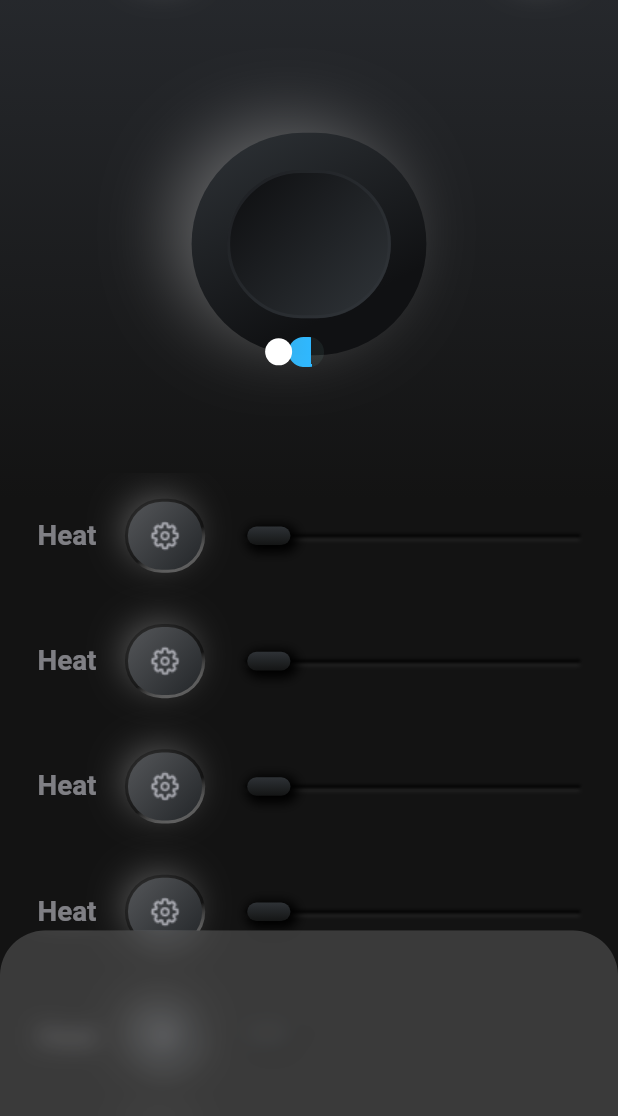
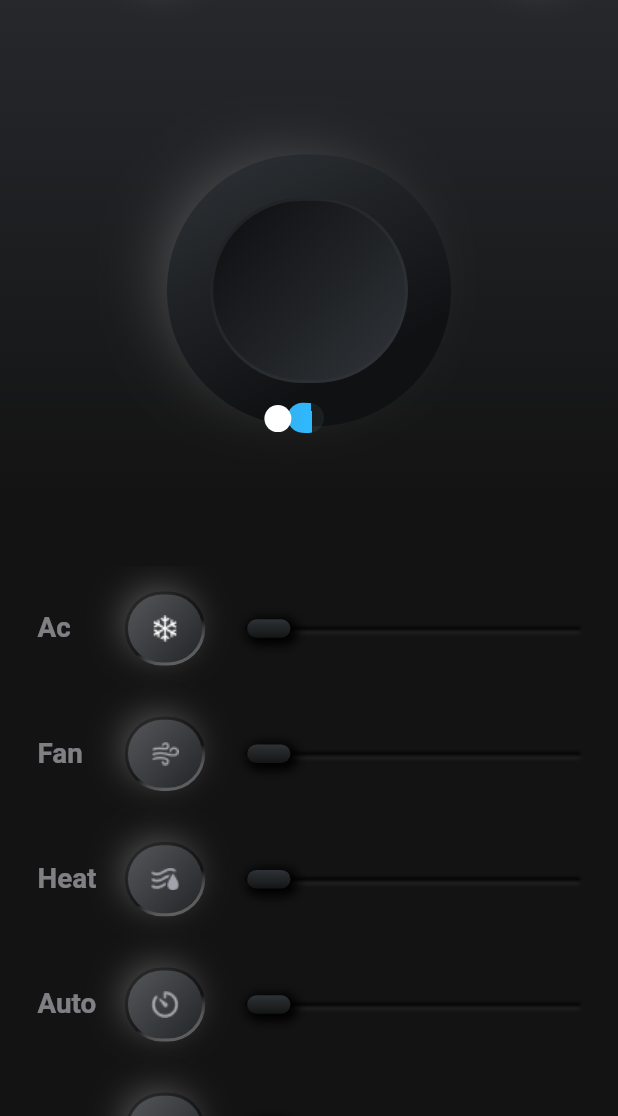
Before and after one commit to ihardk/tesla_demo, a Flutter app: the ClimateScreen screen opened directly, on a phone screen of 412 x 824 dp, the part 120-1236 px from its top. Run offline on Flutter 3.47's test engine with Material 2 defaults, Android fonts, the phone set to English and light mode, and no system bars; our stand-ins replace gap.

Commit message:
save rahul

```diff
--- a/lib/constants/images.dart
+++ b/lib/constants/images.dart
@@ -6,6 +6,7 @@ const String unlock1 = "assets/images/unlock.png";
 const String battery = "assets/images/battery.png";
 const String homecar = "assets/images/image_35.png";
 const String rightarrow = "assets/images/rightarrow.png";
+const String leftarrow = "assets/images/leftarrow.png";
 
 const String menulock = "assets/images/Lock.png";
 // const String charge = "assets/images/Charge.png";
@@ -24,4 +25,9 @@ const String location = "assets/images/location.png";
 const String climate3 = "assets/images/climate3.png";
 const String plus = "assets/images/plus.png";
 const String onoff = "assets/images/onoff.png";
-const String vent = "assets/images/vents.png";
+const String vent = "assets/images/vent.png";
+
+const String ac = "assets/images/ac.png";
+const String fan = "assets/images/fan.png";
+const String heat = "assets/images/heat.png";
+const String auto = "assets/images/auto.png";
--- a/lib/screens/climate_screen.dart
+++ b/lib/screens/climate_screen.dart
@@ -9,9 +9,25 @@ import '../constants/size_config.dart';
 import '../widgets/round_icon_button.dart';
 import '../widgets/round_progress.dart';
 
-class ClimateScreen extends StatelessWidget {
+class ClimateScreen extends StatefulWidget {
   const ClimateScreen({super.key});
 
+  @override
+  State<ClimateScreen> createState() => _ClimateScreenState();
+}
+
+class _ClimateScreenState extends State<ClimateScreen> {
+  bool bottomModal = false;
+  int? selectdItem;
+  final List menuList = [
+    {"id": 0, "title": "Ac", "icon": ac},
+    {"id": 1, "title": "Fan", "icon": fan},
+    {"id": 2, "title": "Heat", "icon": heat},
+    {"id": 3, "title": "Auto", "icon": auto},
+    {"id": 4, "title": "Auto", "icon": auto},
+    {"id": 5, "title": "Auto", "icon": auto},
+    {"id": 6, "title": "Auto", "icon": auto},
+  ];
   @override
   Widget build(BuildContext context) {
     SizeConfig.init(context);
@@ -62,23 +78,34 @@ class ClimateScreen extends StatelessWidget {
               crossAxisAlignment: CrossAxisAlignment.center,
               children: [
                 const Gap(150),
-                const RoundedProgress(icon: setting),
+                RoundedProgress(
+                  btnActive: bottomModal,
+                  count: selectdItem,
+                ),
                 const Gap(60),
                 Expanded(
                     child: SingleChildScrollView(
                   child: Column(
-                    children: List.generate(
-                      10,
-                      (index) => const SliderUnit(title: "Heat", icon: setting),
-                    ),
-                  ),
+                      children: List.generate(menuList.length, (index) {
+                    return SliderUnit(
+                      title: menuList[index]['title'],
+                      icon: menuList[index]['icon'],
+                      btnActive:
+                          (selectdItem == index && bottomModal) ? true : false,
+                      onActiveBtn: () {
+                        if (menuList[index]['id'] == index) {
+                          setState(() {
+                            selectdItem = index;
+                            bottomModal = true;
+                          });
+                        }
+                      },
+                    );
+                  })),
                 ))
-                // SliderUnit(title: "Ac", icon: setting),
-                // SliderUnit(title: "Fan", icon: setting),
-                // SliderUnit(title: "Heat", icon: setting),
-                // SliderUnit(title: "Auto", icon: setting),
               ],
             ),
+            if (bottomModal)
               Positioned(
                 bottom: 0,
                 left: 0,
@@ -88,12 +115,78 @@ class ClimateScreen extends StatelessWidget {
                   children: [
                     const BlurryEffect(0.5, 7, Color(0x30000000)),
                     Container(
+                      padding: EdgeInsets.symmetric(
+                          vertical: SizeConfig.safeBlockVertical * 3,
+                          horizontal: SizeConfig.safeBlockHorizontal * 8),
                       decoration: BoxDecoration(
                         color: Colors.white.withOpacity(0.2),
                         borderRadius: const BorderRadius.only(
                           topLeft: Radius.circular(30),
                           topRight: Radius.circular(30),
                         ),
+                      ),
+                      child: Column(
+                        mainAxisAlignment: MainAxisAlignment.spaceBetween,
+                        children: [
+                          Row(
+                            mainAxisAlignment: MainAxisAlignment.spaceBetween,
+                            crossAxisAlignment: CrossAxisAlignment.center,
+                            children: [
+                              InkWell(
+                                onTap: () {
+                                  setState(() {
+                                    bottomModal = false;
+                                  });
+                                },
+                                child: Image.asset(onoff),
+                              ),
+                              const Gap(10),
+                              InkWell(
+                                child: Image.asset(
+                                  leftarrow,
+                                  color: Colors.white,
+                                ),
+                              ),
+                              Text(
+                                "20°",
+                                style: TextStyle(
+                                    fontSize:
+                                        SizeConfig.safeBlockHorizontal * 7,
+                                    color: Colors.white,
+                                    fontWeight: FontWeight.bold),
+                              ),
+                              InkWell(
+                                child: Image.asset(
+                                  rightarrow,
+                                  color: Colors.white,
+                                ),
+                              ),
+                              const Gap(10),
+                              InkWell(
+                                child: Image.asset(vent),
+                              )
+                            ],
+                          ),
+                          Row(
+                            mainAxisAlignment: MainAxisAlignment.spaceBetween,
+                            children: [
+                              Text(
+                                "On",
+                                style: TextStyle(
+                                  fontSize: SizeConfig.safeBlockHorizontal * 4,
+                                  color: Colors.white,
+                                ),
+                              ),
+                              Text(
+                                "Vent",
+                                style: TextStyle(
+                                  fontSize: SizeConfig.safeBlockHorizontal * 4,
+                                  color: Colors.white,
+                                ),
+                              ),
+                            ],
+                          )
+                        ],
                       ),
                     ),
                   ],
@@ -135,10 +228,14 @@ class BlurryEffect extends StatelessWidget {
 class SliderUnit extends StatefulWidget {
   final String title;
   final String icon;
+  final Function()? onActiveBtn;
+  final bool? btnActive;
   const SliderUnit({
     super.key,
     required this.title,
     required this.icon,
+    this.onActiveBtn,
+    this.btnActive,
   });
 
   @override
@@ -171,7 +268,11 @@ class _SliderUnitState extends State<SliderUnit> {
                   ),
                 ),
                 const Gap(15),
-                RoundedIconButton(icon: widget.icon),
+                RoundedIconButton(
+                  icon: widget.icon,
+                  onTap: widget.onActiveBtn,
+                  btnActive: widget.btnActive,
+                ),
                 const Gap(25),
                 Expanded(
                     child: Container(
@@ -206,12 +307,6 @@ class _SliderUnitState extends State<SliderUnit> {
             decoration: BoxDecoration(
               // color: Colors.red,
               boxShadow: const [
-                // BoxShadow(
-                //   color: Colors.white30,
-                //   blurRadius: 1.5,
-                //   spreadRadius: -0.5,
-                //   offset: Offset(0, 2),
-                // ),
                 BoxShadow(
                   color: Colors.black,
                   blurRadius: 5,
--- a/lib/widgets/round_icon_button.dart
+++ b/lib/widgets/round_icon_button.dart
@@ -4,14 +4,20 @@ import '../constants/size_config.dart';
 
 class RoundedIconButton extends StatelessWidget {
   final String icon;
+  final Function()? onTap;
+  final bool? btnActive;
   const RoundedIconButton({
     super.key,
     required this.icon,
+    this.onTap,
+    this.btnActive,
   });
 
   @override
   Widget build(BuildContext context) {
-    return Stack(
+    return InkWell(
+      onTap: onTap,
+      child: Stack(
         alignment: Alignment.center,
         children: [
           Container(
@@ -20,7 +26,16 @@ class RoundedIconButton extends StatelessWidget {
             decoration: BoxDecoration(
               borderRadius: BorderRadius.circular(100),
               // color: black,
-            gradient: const LinearGradient(
+              gradient: (btnActive ?? false)
+                  ? const LinearGradient(
+                      colors: [
+                        Color(0xFF005EA3),
+                        Color(0xFF11A8FD),
+                      ],
+                      begin: Alignment.topLeft,
+                      end: Alignment.bottomRight,
+                    )
+                  : const LinearGradient(
                       colors: [
                         Color(0xFF000000),
                         Color(0x22FFFFFF),
@@ -51,7 +66,16 @@ class RoundedIconButton extends StatelessWidget {
             width: SizeConfig.screenWidth * 0.12,
             decoration: BoxDecoration(
               borderRadius: BorderRadius.circular(100),
-            gradient: const LinearGradient(
+              gradient: (btnActive ?? false)
+                  ? const LinearGradient(
+                      colors: [
+                        Color(0xFF005EA3),
+                        Color(0xFF11A8FD),
+                      ],
+                      begin: Alignment.topLeft,
+                      end: Alignment.bottomRight,
+                    )
+                  : const LinearGradient(
                       colors: [
                         Color(0xFF545659),
                         Color(0xFF232629),
@@ -63,6 +87,7 @@ class RoundedIconButton extends StatelessWidget {
             child: Image.asset(icon),
           ),
         ],
+      ),
     );
   }
 }
--- a/lib/widgets/round_progress.dart
+++ b/lib/widgets/round_progress.dart
@@ -10,10 +10,12 @@ double radius = 135;
 double strokeWidth = 30;
 
 class RoundedProgress extends StatefulWidget {
-  final String icon;
+  final bool btnActive;
+  final int? count;
   const RoundedProgress({
     super.key,
-    required this.icon,
+    this.count = 0,
+    this.btnActive = false,
   });
 
   @override
@@ -55,8 +57,9 @@ class _RoundedProgressState extends State<RoundedProgress> {
 
   Container _topCircle() {
     return Container(
-      height: SizeConfig.screenHeight * 0.12,
-      width: SizeConfig.screenWidth * 0.265,
+      height: SizeConfig.screenHeight * 0.15,
+      width: SizeConfig.screenWidth * 0.32,
+      alignment: Alignment.center,
       decoration: BoxDecoration(
           borderRadius: BorderRadius.circular(100),
           border: Border.all(color: const Color(0x7032363B), width: 2),
@@ -69,14 +72,21 @@ class _RoundedProgressState extends State<RoundedProgress> {
             begin: Alignment.topLeft,
             end: Alignment.bottomRight,
           )),
-      // child: Image.asset(icon),
+      child: Text(
+        '${widget.btnActive ? widget.count : ''}',
+        style: TextStyle(
+          fontSize: SizeConfig.blockSizeHorizontal * 10,
+          fontWeight: FontWeight.w600,
+          color: const Color(0xFFEEEEEE),
+        ),
+      ),
     );
   }
 
   Container _middleCircle2() {
     return Container(
-      height: SizeConfig.screenHeight * 0.18,
-      width: SizeConfig.screenWidth * 0.38,
+      height: SizeConfig.screenHeight * 0.22,
+      width: SizeConfig.screenWidth * 0.46,
       decoration: BoxDecoration(
         borderRadius: BorderRadius.circular(100),
         // color: black,
@@ -126,12 +136,12 @@ class _ProgressArcState extends State<ProgressArc> {
   @override
   Widget build(BuildContext context) {
     Size screenSize = MediaQuery.of(context).size / 2;
-    Size canvasSize = Size(screenSize.width * 0.9, screenSize.width * 0.9);
+    Size canvasSize = Size(screenSize.width * 1.2, screenSize.width * 1.2);
     Offset center = canvasSize.center(Offset.zero);
     Offset knobPos = toPolar(
-      center - Offset(strokeWidth * 0.8, strokeWidth * 1.5),
+      center - Offset(strokeWidth * 0.8, strokeWidth * 1.38),
       currentAngle + startAngle,
-      radius - 30,
+      radius - 20,
     );
 
     return Stack(
@@ -180,7 +190,7 @@ class ArcPaint extends CustomPainter {
   void paint(Canvas canvas, Size size) {
     Offset center = size.center(Offset.zero);
 
-    Rect rect = Rect.fromCircle(center: center, radius: radius - 63);
+    Rect rect = Rect.fromCircle(center: center, radius: radius - 50);
 
     final paint = Paint()
       ..shader = const SweepGradient(
```
Also changed, not shown: assets/images/ac.png (added), assets/images/auto.png (added), assets/images/fan.png (added), assets/images/heat.png (added). Lines whose indentation alone changed are shown as unchanged.
